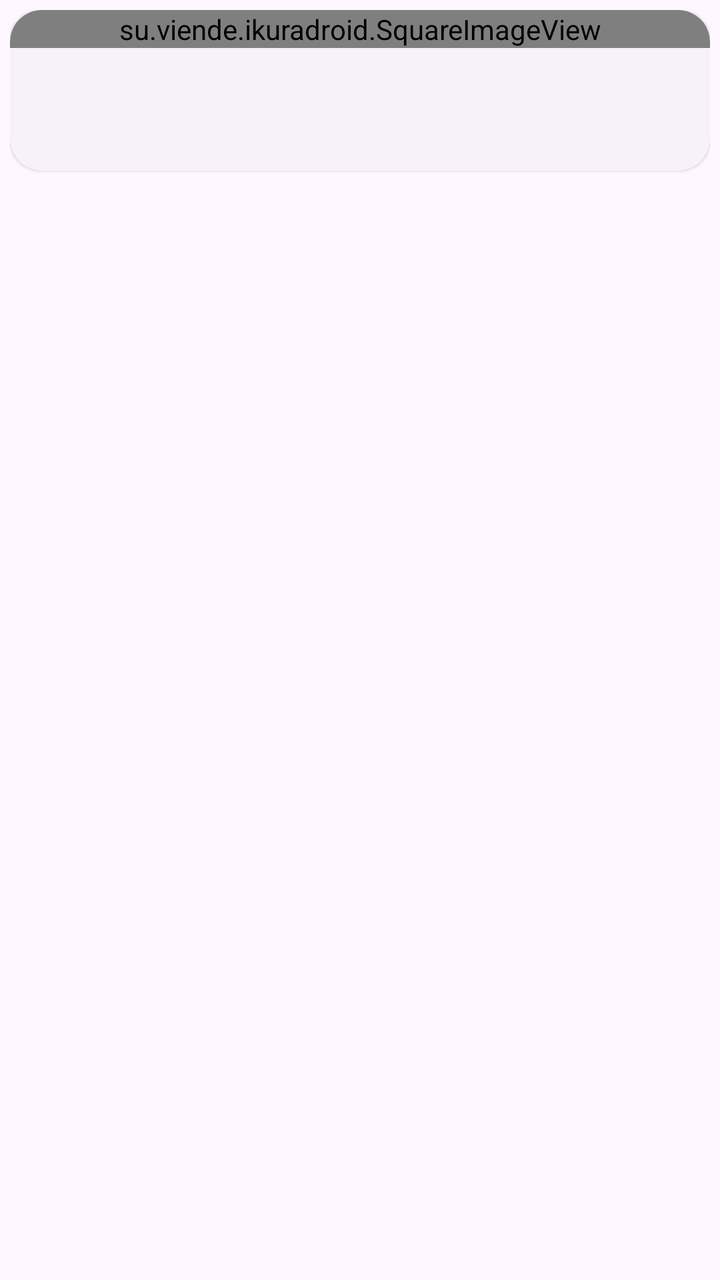
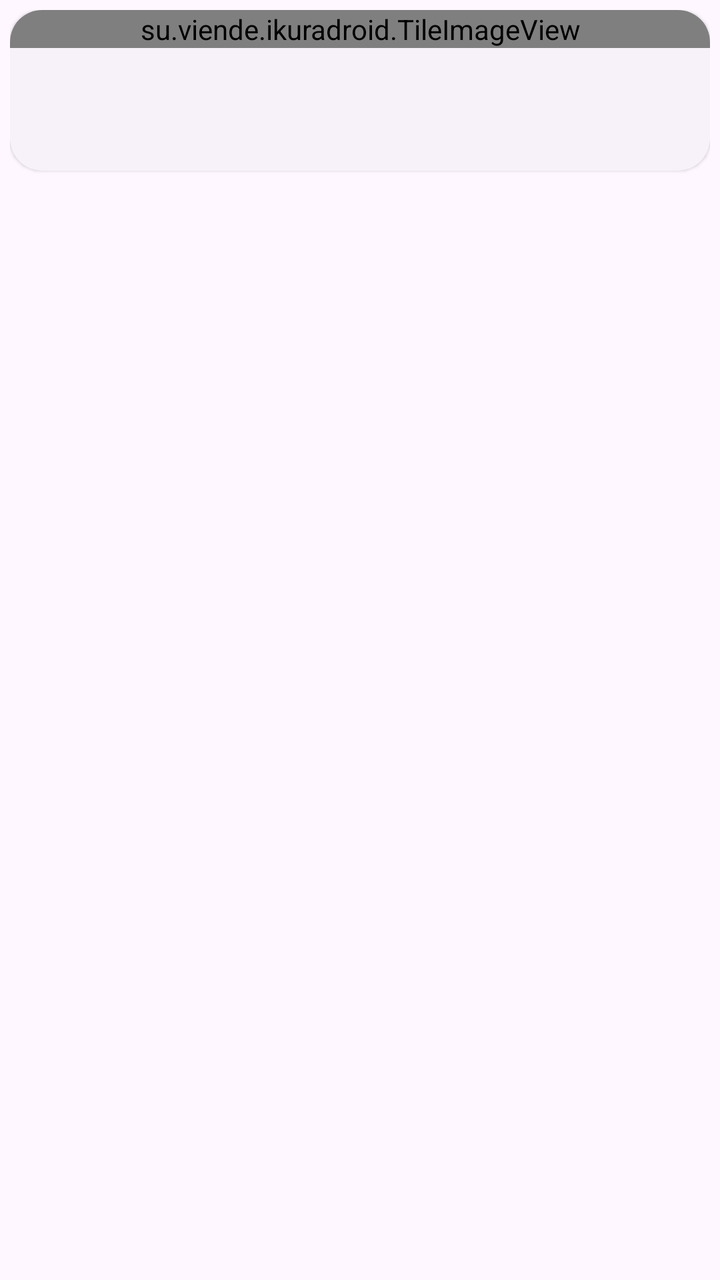

Before-and-after screenshots of an Android layout around one commit, followed by the original layout XML and the change that was made.
<!-- AndroidManifest.xml: application theme AppTheme -->
<!-- res/layout/run_item.xml -->
<?xml version="1.0" encoding="utf-8"?>
<FrameLayout xmlns:android="http://schemas.android.com/apk/res/android"
    xmlns:app="http://schemas.android.com/apk/res-auto"
    android:layout_width="match_parent"
    android:layout_height="wrap_content"
    android:padding="5dp">

    <com.google.android.material.card.MaterialCardView
        android:id="@+id/card_view"
        style="@style/Widget.Material3.CardView.Elevated"
        android:layout_width="match_parent"
        android:layout_height="wrap_content"
        app:cardCornerRadius="16dp">

        <LinearLayout
            android:layout_width="match_parent"
            android:layout_height="wrap_content"
            android:orientation="vertical">

            <su.viende.ikuradroid.SquareImageView
                android:id="@+id/iv_recycler_item"
                android:layout_width="match_parent"
                android:layout_height="wrap_content"
                android:scaleType="centerCrop"
                android:src="@drawable/card_img" />

            <LinearLayout
                android:layout_width="match_parent"
                android:layout_height="wrap_content"
                android:orientation="vertical"
                android:paddingStart="12dp"
                android:paddingEnd="12dp"
                android:paddingTop="10dp"
                android:paddingBottom="12dp">

                <TextView
                    android:id="@+id/tv_recycler_item"
                    android:layout_width="match_parent"
                    android:layout_height="wrap_content"
                    android:maxLines="2"
                    android:ellipsize="end"
                    android:textAppearance="?attr/textAppearanceTitleSmall"
                    android:textColor="?android:attr/textColorPrimary" />

                <TextView
                    android:id="@+id/tv_recycler_item_sub"
                    android:layout_width="match_parent"
                    android:layout_height="wrap_content"
                    android:layout_marginTop="4dp"
                    android:textAppearance="?attr/textAppearanceBodySmall"
                    android:textColor="?android:attr/textColorSecondary" />

                <TextView
                    android:id="@+id/chip_recycler_item"
                    android:layout_width="wrap_content"
                    android:layout_height="wrap_content"
                    android:layout_marginTop="8dp"
                    android:background="@drawable/bg_engine_chip"
                    android:paddingStart="10dp"
                    android:paddingEnd="10dp"
                    android:paddingTop="3dp"
                    android:paddingBottom="3dp"
                    android:textAppearance="?attr/textAppearanceLabelSmall"
                    android:textColor="?attr/colorOnPrimaryContainer"
                    android:visibility="gone" />

            </LinearLayout>

        </LinearLayout>

    </com.google.android.material.card.MaterialCardView>

</FrameLayout>
<!-- resources referenced by this layout -->
<resources>
  <!-- drawable bg_engine_chip (drawable) -->
  <?xml version="1.0" encoding="utf-8"?>
  <shape xmlns:android="http://schemas.android.com/apk/res/android"
      android:shape="rectangle">
      <solid android:color="?attr/colorPrimaryContainer" />
      <corners android:radius="999dp" />
  </shape>
  <!-- drawable card_img: vector/xml drawable (drawable, 3065 chars, omitted) -->
  <style name="AppTheme" parent="AppBaseTheme" />
  <style name="AppBaseTheme" parent="Theme.Material3.DayNight.NoActionBar">
          
          <item name="colorPrimary">@color/ikura_primary</item>
          <item name="colorOnPrimary">@color/ikura_on_primary</item>
          <item name="colorPrimaryContainer">@color/ikura_primary_container</item>
          <item name="colorOnPrimaryContainer">@color/ikura_on_primary_container</item>
      </style>
  <color name="ikura_primary">#B02F00</color>
  <color name="ikura_on_primary">#FFFFFF</color>
  <color name="ikura_primary_container">#FFDBCC</color>
  <color name="ikura_on_primary_container">#3A0D00</color>
</resources>

<!-- the commit's change to res/layout/run_item.xml (unified diff, before → after) -->
@@ -17,7 +17,7 @@
             android:layout_height="wrap_content"
             android:orientation="vertical">
 
-            <su.viende.ikuradroid.SquareImageView
+            <su.viende.ikuradroid.TileImageView
                 android:id="@+id/iv_recycler_item"
                 android:layout_width="match_parent"
                 android:layout_height="wrap_content"
